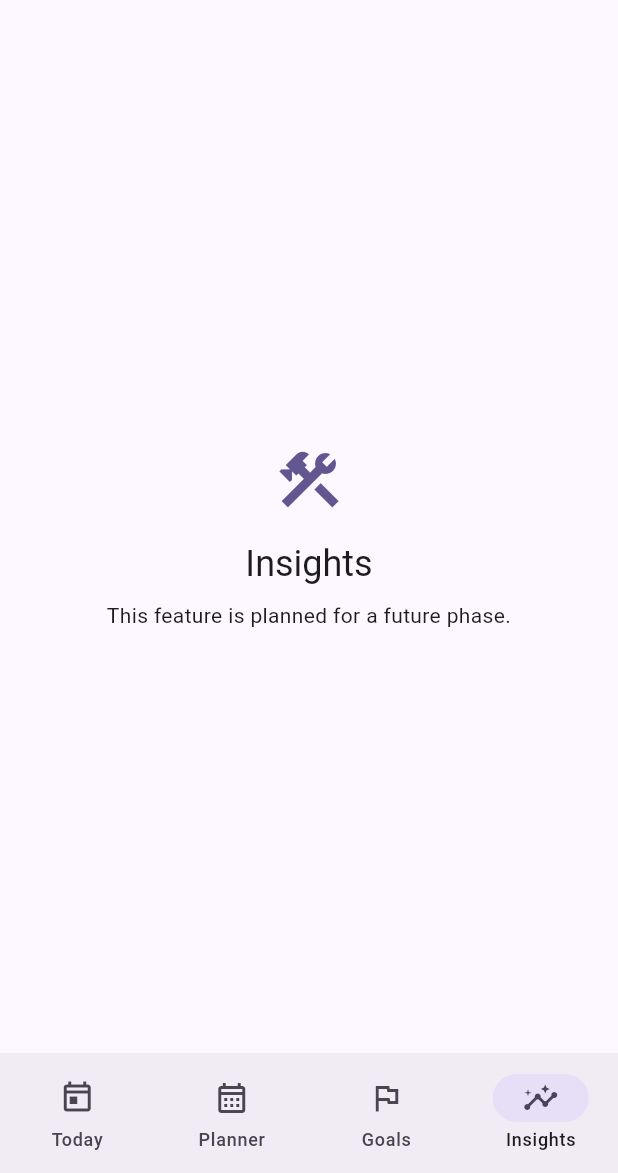
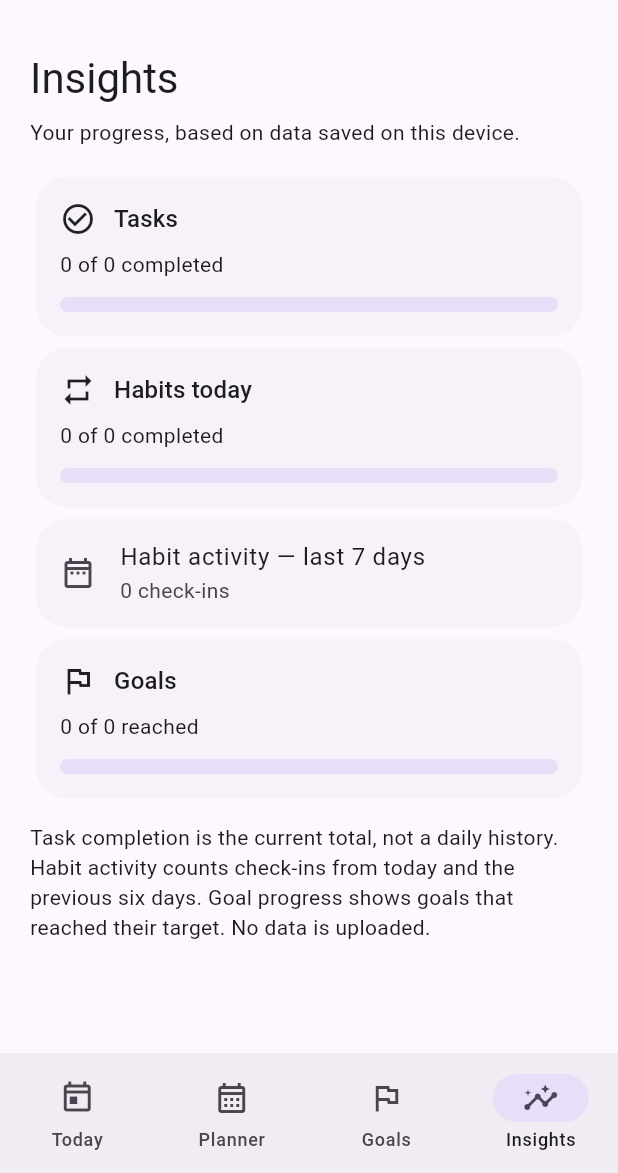
Before and after one commit to InKunalMahajan/HabitFlow, a Flutter app: the screen it shows after launch, item 4 of the bottom bar chosen, on a phone screen of 412 x 824 dp, the part 63-1236 px from its top. Run offline on Flutter 3.47's test engine with Material 3 defaults, Android fonts, the phone set to English and light mode, and no system bars; our stand-ins replace material_ui, sqflite; accounts and stored records are empty.

Commit message:
Phase 03H: replace Insights placeholder with accessible progress dashboard

```diff
--- a/app/lib/main.dart
+++ b/app/lib/main.dart
@@ -2,6 +2,7 @@ import 'package:material_ui/material_ui.dart';
 import 'core/theme/app_theme.dart';
 import 'features/entries/entry_store.dart';
 import 'features/entries/entry_database.dart';
+import 'features/insights/insight_summary.dart';
 
 Future<void> main() async {
   WidgetsFlutterBinding.ensureInitialized();
@@ -284,7 +285,7 @@ class _HabitFlowShellState extends State<HabitFlowShell> {
               0 => _todayPage(context),
               1 => _plannerPage(context),
               2 => _goalsPage(context),
-              _ => _placeholderPage(context, _titles[_selected]),
+              _ => _insightsPage(context),
             },
           ),
         ],
@@ -556,21 +557,98 @@ class _HabitFlowShellState extends State<HabitFlowShell> {
     ],
   );
 
-  Widget _placeholderPage(BuildContext context, String title) => Center(
-        child: Padding(
-          padding: const EdgeInsets.all(24),
-          child: Column(
-            mainAxisSize: MainAxisSize.min,
-            children: [
-              Icon(Icons.construction_outlined,
-                  size: 48, color: Theme.of(context).colorScheme.primary),
-              const SizedBox(height: 16),
-              Text(title, style: Theme.of(context).textTheme.headlineSmall),
-              const SizedBox(height: 8),
-              const Text('This feature is planned for a future phase.',
-                  textAlign: TextAlign.center),
-            ],
+  Widget _insightsPage(BuildContext context) {
+    final summary = InsightSummary.calculate(
+      entries: _store.items,
+      goals: _goals,
+      now: DateTime.now(),
+    );
+    final theme = Theme.of(context);
+    return Center(
+      child: ConstrainedBox(
+        constraints: const BoxConstraints(maxWidth: 880),
+        child: ListView(
+          padding: const EdgeInsets.fromLTRB(20, 20, 20, 112),
+          children: [
+            Semantics(
+              header: true,
+              child: Text('Insights', style: theme.textTheme.headlineMedium),
+            ),
+            const SizedBox(height: 8),
+            const Text('Your progress, based on data saved on this device.'),
+            const SizedBox(height: 16),
+            _insightCard(
+              context,
+              'Tasks',
+              '${summary.tasksCompleted} of ${summary.taskTotal} completed',
+              summary.taskRate,
+              Icons.check_circle_outline,
+            ),
+            _insightCard(
+              context,
+              'Habits today',
+              '${summary.habitsDoneToday} of ${summary.habitTotal} completed',
+              summary.habitRateToday,
+              Icons.repeat,
+            ),
+            Card(
+              child: ListTile(
+                leading: const Icon(Icons.date_range_outlined),
+                title: const Text('Habit activity — last 7 days'),
+                subtitle: Text('${summary.habitCompletionsLast7Days} check-ins'),
+              ),
+            ),
+            _insightCard(
+              context,
+              'Goals',
+              '${summary.goalsCompleted} of ${summary.goalTotal} reached',
+              summary.goalRate,
+              Icons.flag_outlined,
+            ),
+            const SizedBox(height: 12),
+            const Text(
+              'Task completion is the current total, not a daily history. '
+              'Habit activity counts check-ins from today and the previous six days. '
+              'Goal progress shows goals that reached their target. '
+              'No data is uploaded.',
+            ),
+          ],
+        ),
+      ),
+    );
+  }
+
+  Widget _insightCard(
+    BuildContext context,
+    String title,
+    String detail,
+    double progress,
+    IconData icon,
+  ) => Card(
+    child: Padding(
+      padding: const EdgeInsets.all(16),
+      child: Column(
+        crossAxisAlignment: CrossAxisAlignment.start,
+        children: [
+          Row(children: [
+            Icon(icon),
+            const SizedBox(width: 12),
+            Expanded(child: Text(title, style: Theme.of(context).textTheme.titleMedium)),
+          ]),
+          const SizedBox(height: 8),
+          Text(detail),
+          const SizedBox(height: 12),
+          Semantics(
+            label: '$title progress',
+            value: detail,
+            child: LinearProgressIndicator(
+              value: progress,
+              minHeight: 10,
+              borderRadius: BorderRadius.circular(10),
+            ),
           ),
-        ),
-      );
+        ],
+      ),
+    ),
+  );
 }
```
